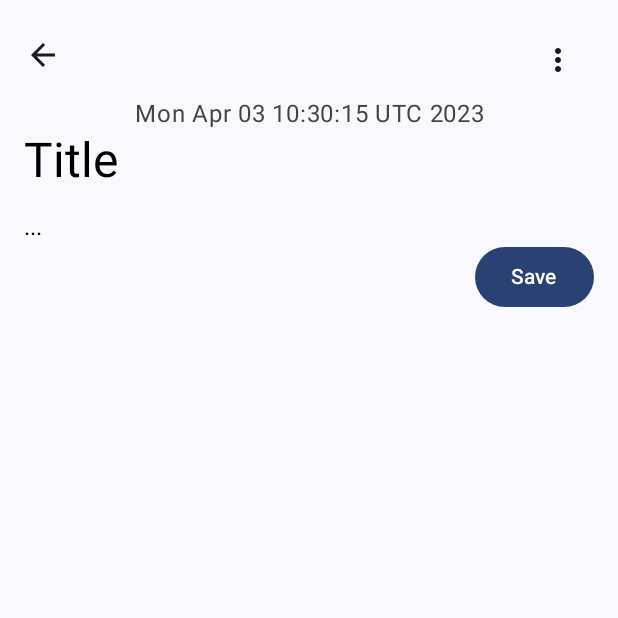
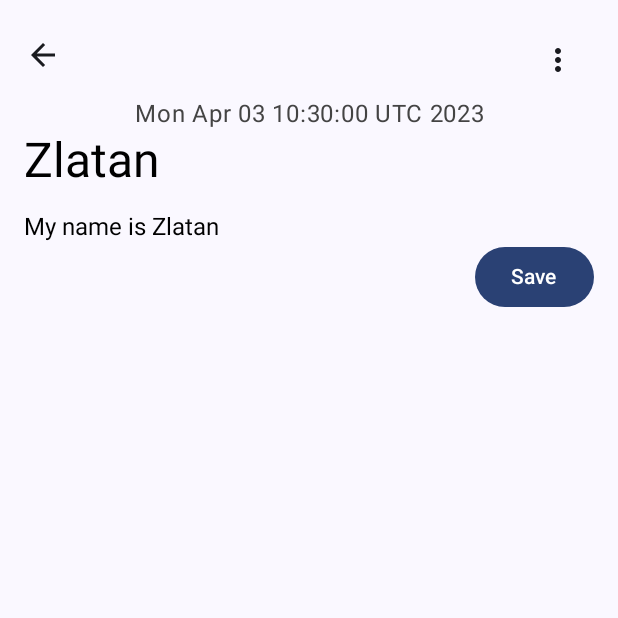
Before and after one commit to ZaraB-hub/NotesApp, an Android app built with Jetpack Compose: the screen it shows after launch (MainActivity), after a tap on "Zlatan", on a phone screen of 412 x 824 dp, the top half of it. Run offline under Robolectric (Android 15) with nearby library versions, the phone set to English and light mode, and no system bars.

Commit message:
open note

```diff
--- a/app/build.gradle
+++ b/app/build.gradle
@@ -1,6 +1,7 @@
 plugins {
     id 'com.android.application'
     id 'org.jetbrains.kotlin.android'
+    id 'kotlin-parcelize'
 }
 
 android {
--- a/app/src/main/java/com/example/notesapp/HomeScreen.kt
+++ b/app/src/main/java/com/example/notesapp/HomeScreen.kt
@@ -10,8 +10,6 @@ import androidx.compose.foundation.shape.CircleShape
 import androidx.compose.foundation.shape.RoundedCornerShape
 import androidx.compose.material.icons.Icons
 import androidx.compose.material.icons.filled.*
-import androidx.compose.material.icons.outlined.Delete
-import androidx.compose.material.icons.outlined.Share
 import androidx.compose.material3.*
 import androidx.compose.runtime.*
 import androidx.compose.ui.Alignment
@@ -25,8 +23,6 @@ import androidx.compose.ui.unit.sp
 import androidx.navigation.NavController
 import androidx.navigation.compose.rememberNavController
 import com.example.notesapp.ui.theme.NotesAppTheme
-import com.example.notesapp.OptionMenu
-import java.text.SimpleDateFormat
 import java.util.*
 
 @Composable
@@ -38,8 +34,6 @@ fun HomeScreen(
 
 @Composable
 fun MyApp(navController: NavController,modifier: Modifier = Modifier) {
-//    val notesList = remember { mutableStateListOf<Note>() }
-//    notesList.add(Note(1,"New Note","My Text",Date()))
 
     Surface(color = Color.Blue.copy(alpha = .1f)) {
         Box(modifier.fillMaxSize()) {
@@ -55,7 +49,8 @@ fun MyApp(navController: NavController,modifier: Modifier = Modifier) {
                 verticalAlignment = Alignment.Bottom,
                 horizontalArrangement = Arrangement.End
             ) {
-                FloatingActionButton(onClick = { navController.navigate(route=Screen.Note.route) }, shape = CircleShape, modifier = Modifier
+                FloatingActionButton(onClick = { navController.currentBackStackEntry?.savedStateHandle?.remove<Note>("note")
+                    navController.navigate(route=Screen.Note.route) }, shape = CircleShape, modifier = Modifier
                     .width(60.dp)
                     .height(60.dp), containerColor = Color.hsl(270f,0.5f,0.75f), contentColor = Color.White) {
                     Icon(Icons.Filled.Add, "Create Note",modifier=Modifier.size(55.dp))
@@ -65,14 +60,17 @@ fun MyApp(navController: NavController,modifier: Modifier = Modifier) {
     }
 }
 
+
 @Composable
-fun noteCustom(note: Note,modifier: Modifier=Modifier,navController: NavController) {
+fun NoteCustom(note: Note,navController: NavController) {
     Surface(
         color = Color.White,
         shape = RoundedCornerShape(15),
         modifier = Modifier
             .padding(vertical = 4.dp, horizontal = 8.dp)
-            .clickable { navController.navigate(route = Screen.Note.route) }
+            .clickable {
+                navController.currentBackStackEntry?.savedStateHandle?.set("note",note)
+                navController.navigate(route = Screen.Note.route) }
 
     ) {
         Column(
@@ -88,7 +86,7 @@ fun noteCustom(note: Note,modifier: Modifier=Modifier,navController: NavControll
                 fontWeight = FontWeight.Bold
             )
             Row(modifier = Modifier, horizontalArrangement = Arrangement.spacedBy(10.dp)) {
-                Text(text = "${note.formattedTimestamp}", fontSize = 20.sp, color = Color.Black.copy(alpha = 0.5f))
+                Text(text = note.formattedTimestamp, fontSize = 20.sp, color = Color.Black.copy(alpha = 0.5f))
                 Text(
                     text = "${note.body}",
                     maxLines = 1,
@@ -103,11 +101,11 @@ fun noteCustom(note: Note,modifier: Modifier=Modifier,navController: NavControll
 }
 
 @Composable
-fun NotesList(notesList:List<Note>,modifier: Modifier=Modifier,navController: NavController){
+fun NotesList(notesList:List<Note>,navController: NavController){
     LazyColumn(contentPadding = PaddingValues(12.dp),
         verticalArrangement = Arrangement.spacedBy(4.dp)) {
         items(notesList){
-                note->noteCustom(note = note, navController = navController)
+                note->NoteCustom(note = note, navController = navController)
             // Divider(color=Color.LightGray.copy(alpha = 0.8f), thickness = 2.dp)
         }
     }
@@ -151,11 +149,11 @@ fun MainTopBar(){
 
 @Preview(showBackground = true)
 @Composable
-fun DefaultPreview() {
+fun CustomNoteObjectPreview() {
     NotesAppTheme {
-        noteCustom(note =Note(id = 1,
+        NoteCustom(note =Note(id = 1,
             title = "Things to bye",
-            body = "bye djfjsdjdkjfkdjgkdjfgjdkfjgfdkgj",
+            body = "bye",
             timestamp = Date()),
         navController = rememberNavController())
     }
@@ -172,9 +170,7 @@ fun ColumnPreview() {
 @Preview(showBackground = true, showSystemUi = true)
 @Composable
 fun Bottom(){
-    Surface(color= Color.Yellow) {
-        Column(verticalArrangement = Arrangement.Bottom) {
-            Row(
+               Row(
                 modifier = Modifier
                     .fillMaxWidth()
                     .background(color = Color.White)
@@ -193,6 +189,3 @@ fun Bottom(){
             }
 
         }
-    }
-
-}
--- a/app/src/main/java/com/example/notesapp/NavGraph.kt
+++ b/app/src/main/java/com/example/notesapp/NavGraph.kt
@@ -1,5 +1,6 @@
 package com.example.notesapp
 
+import android.util.Log
 import androidx.compose.runtime.Composable
 import androidx.navigation.NavHostController
 import androidx.navigation.compose.NavHost
--- a/app/src/main/java/com/example/notesapp/Note.kt
+++ b/app/src/main/java/com/example/notesapp/Note.kt
@@ -1,18 +1,20 @@
 package com.example.notesapp
 
+import android.os.Parcelable
+import androidx.versionedparcelable.ParcelField
+import kotlinx.parcelize.Parcelize
 import java.text.SimpleDateFormat
 import java.util.*
 
-
-data class Note(val id:Int=Random().nextInt(Int.MAX_VALUE),var title:String?,var body:String?,var timestamp: Date)
+@Parcelize
+class Note(val id:Int=Random().nextInt(Int.MAX_VALUE),var title:String?,var body:String?,var timestamp: Date) :Parcelable
 {
     val formattedTimestamp: String
         get() = SimpleDateFormat("dd/MM/yyyy", Locale.getDefault()).format(timestamp)
 }
 
-val notesList = listOf(
-    Note(title = "Bela", body = "null", timestamp = Date()),
+var notesList = mutableListOf(
+    Note(title = "Bela", body = "My name is Bela", timestamp = Date()),
     Note(title = "Zara", body = "My name is Zara", timestamp = Date()),
-    Note(title = "Zlatan", body = "dlvkd", timestamp = Date()),
-    Note(title = "Selveta", body = "mdklvd", timestamp = Date())
+    Note(title = "Zlatan", body = "My name is Zlatan", timestamp=Date())
 )
--- a/app/src/main/java/com/example/notesapp/NoteScreen.kt
+++ b/app/src/main/java/com/example/notesapp/NoteScreen.kt
@@ -30,23 +30,16 @@ import java.util.*
 
 @Composable
 fun NoteScreen(navController: NavController){
-    NotePage(navController=navController)
-}
+    val sentNote = navController.previousBackStackEntry?.savedStateHandle?.get<Note>("note")
+    NotePage(sentNote,navController=navController)
+    }
 
 @Composable
-fun NotePage(navController:NavController,modifier: Modifier=Modifier){
-    var title by remember { mutableStateOf("Title") }
-    var body by remember { mutableStateOf("...") }
-    var timestamp= Date()
+fun NotePage(note:Note?,navController:NavController,modifier: Modifier=Modifier){
+    var title by remember { mutableStateOf(note?.title ?: "Title") }
+    var body by remember { mutableStateOf(note?.body ?: "...") }
+    var timestamp= note?.timestamp ?: Date()
 
-//    // Create a new Notes object every time the text fields change
-//    val note = Notes(
-//        id = 3,
-//        title = title,
-//        body = body,
-//        timestamp = timestamp
-//    )
-//    Log.d("NotePage", note.toString())
 
 
     Column(
@@ -71,12 +64,6 @@ fun NotePage(navController:NavController,modifier: Modifier=Modifier){
 
         Button(
             onClick = {
-                val newNote = Note(
-                    id =3,
-                    title = title,
-                    body = body,
-                    timestamp = timestamp)
-
 
             },
             modifier = Modifier.align(Alignment.End)
@@ -139,7 +126,7 @@ fun OptionMenu(modifier: Modifier=Modifier) {
 @Preview(showSystemUi = true)
 @Composable
 fun prevNotes(){
-    NotePage(navController = rememberNavController())
+    NotePage(null,navController = rememberNavController())
 }
 
 @Preview (showBackground =true )
```
